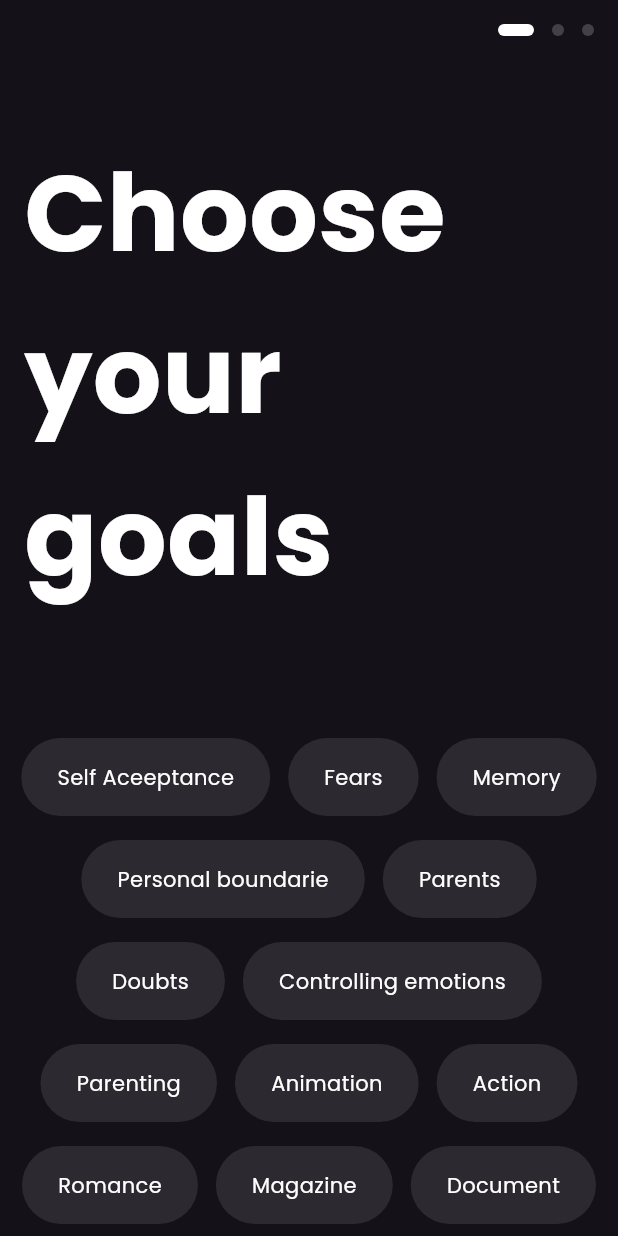
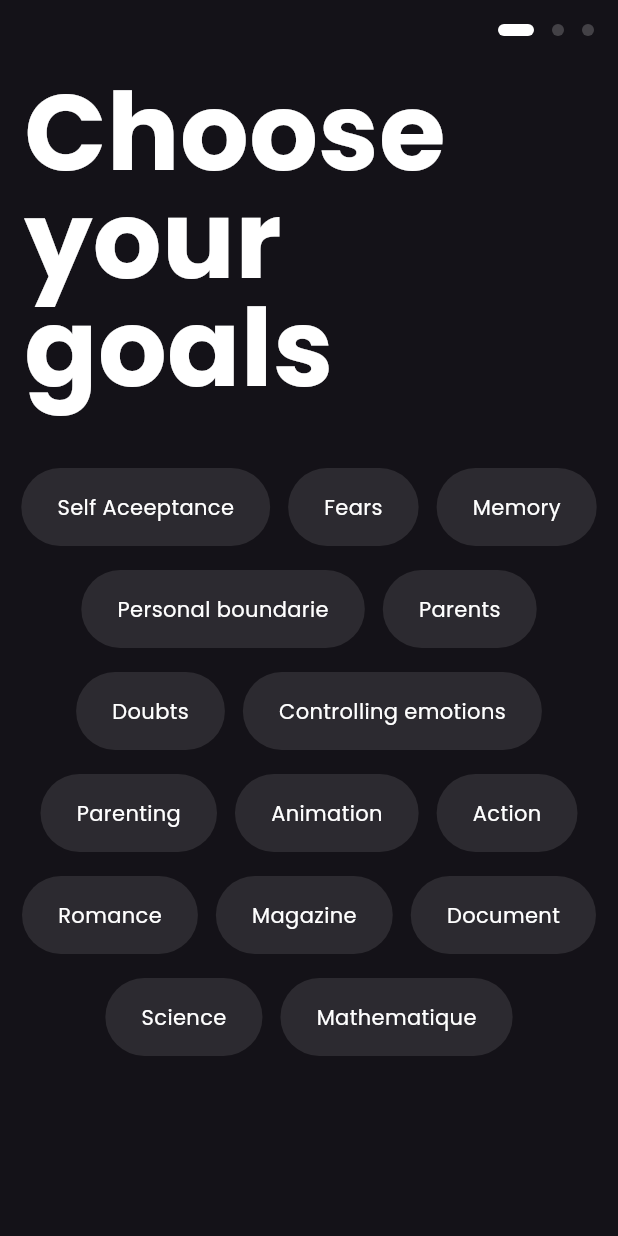
Before and after one commit to griode/books, a Flutter app: the screen it shows after launch, on a phone screen of 412 x 824 dp. Run offline on Flutter 3.47's test engine with Material 3 defaults, Android fonts, the phone set to English and light mode, and no system bars; our stand-ins replace cached_network_image, carousel_slider, go_router, google_fonts.

```diff
--- a/lib/page/start.dart
+++ b/lib/page/start.dart
@@ -36,16 +36,16 @@ class _StartState extends State<Start> {
                       )
                     ],
                   ),
-                  const SizedBox(height: 64),
+                  const SizedBox(height: 28),
                   const Text(
                     "Choose your goals",
                     style: TextStyle(
                       fontSize: 72,
                       fontWeight: FontWeight.bold,
-                      height: 0,
+                      height: 1,
                     ),
                   ),
-                  const SizedBox(height: 64),
+                  const SizedBox(height: 28),
                 ],
               ),
             ),
@@ -56,7 +56,8 @@ class _StartState extends State<Start> {
                 }),
                 children: [
                   // cinema
-                  Wrap(
+                  SingleChildScrollView(
+                    child: Wrap(
                       key: firstPageKey,
                       spacing: 12,
                       runSpacing: 16,
@@ -68,6 +69,7 @@ class _StartState extends State<Start> {
                                 onTap: _nextHome,
                               ))
                           .toList(),
+                    ),
                   ),
                 ],
               ),
--- a/pubspec.yaml
+++ b/pubspec.yaml
@@ -38,7 +38,7 @@ dependencies:
   google_fonts: ^6.2.1
   go_router: ^14.1.1
   cached_network_image: ^3.3.1
-  carousel_slider: ^4.2.1
+  carousel_slider: ^5.0.0
 
 dev_dependencies:
   flutter_test:
```
Also changed, not shown: lib/page/detail_book.dart (+7 -5 lines), pubspec.lock, 3 other files. Lines whose indentation alone changed are shown as unchanged.
